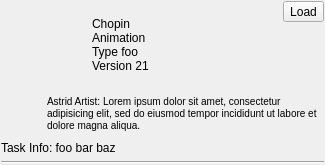
Before: the Qt Designer form resources/publishdetail.ui in shotgunsoftware/tk-multi-loader2, drawn with Qt 5.
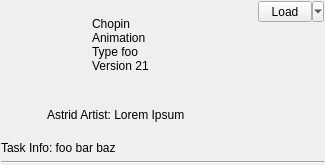
After: the same form once the commit is applied. Icons and pictures are not drawn.

```diff
--- a/resources/publishdetail.ui
+++ b/resources/publishdetail.ui
@@ -83,7 +83,10 @@
        <item>
         <widget class="QToolButton" name="load_button">
          <property name="text">
-          <string>Load</string>
+          <string>  Load  </string>
+         </property>
+         <property name="popupMode">
+          <enum>QToolButton::MenuButtonPopup</enum>
          </property>
         </widget>
        </item>
@@ -146,11 +149,7 @@
         </sizepolicy>
        </property>
        <property name="text">
-        <string>&lt;!DOCTYPE HTML PUBLIC &quot;-//W3C//DTD HTML 4.0//EN&quot; &quot;http://www.w3.org/TR/REC-html40/strict.dtd&quot;&gt;
-&lt;html&gt;&lt;head&gt;&lt;meta name=&quot;qrichtext&quot; content=&quot;1&quot; /&gt;&lt;style type=&quot;text/css&quot;&gt;
-p, li { white-space: pre-wrap; }
-&lt;/style&gt;&lt;/head&gt;&lt;body style=&quot; font-family:'Lucida Grande'; font-size:13pt; font-weight:400; font-style:normal;&quot;&gt;
-&lt;p style=&quot; margin-top:0px; margin-bottom:0px; margin-left:0px; margin-right:0px; -qt-block-indent:0; text-indent:0px;&quot;&gt;&lt;span style=&quot; font-size:small;&quot;&gt;Astrid Artist: Lorem ipsum dolor sit amet, consectetur adipisicing elit, sed do eiusmod tempor incididunt ut labore et dolore magna aliqua. &lt;/span&gt;&lt;/p&gt;&lt;/body&gt;&lt;/html&gt;</string>
+        <string>Astrid Artist: Lorem Ipsum</string>
        </property>
        <property name="alignment">
         <set>Qt::AlignLeading|Qt::AlignLeft|Qt::AlignTop</set>
```
